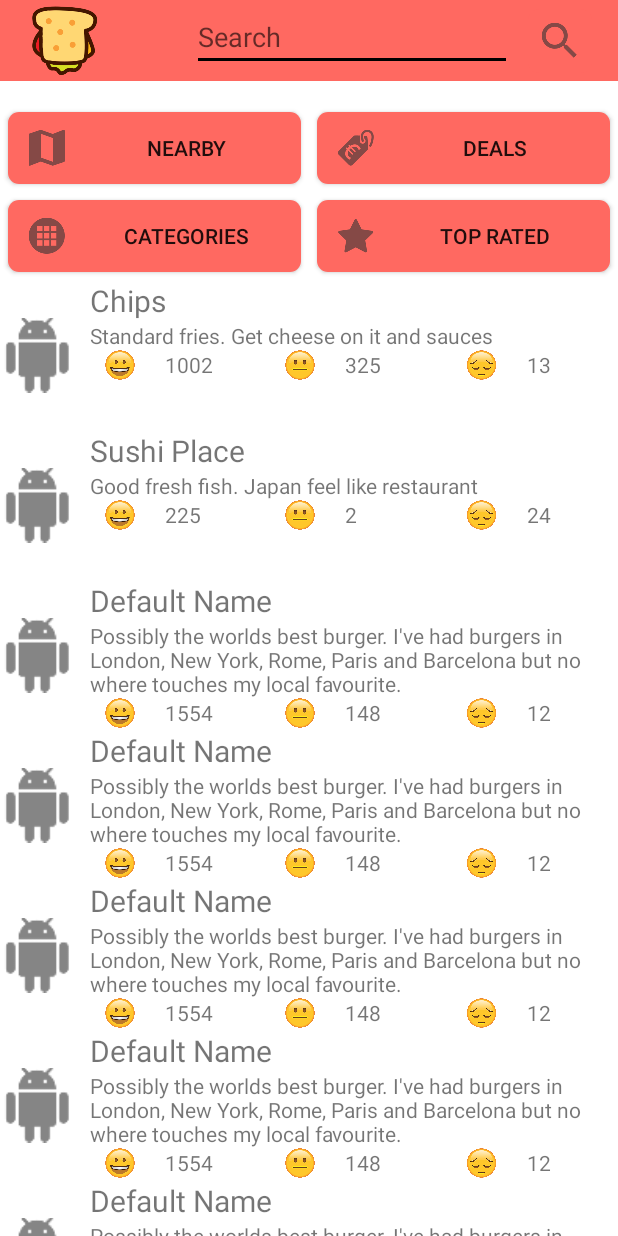
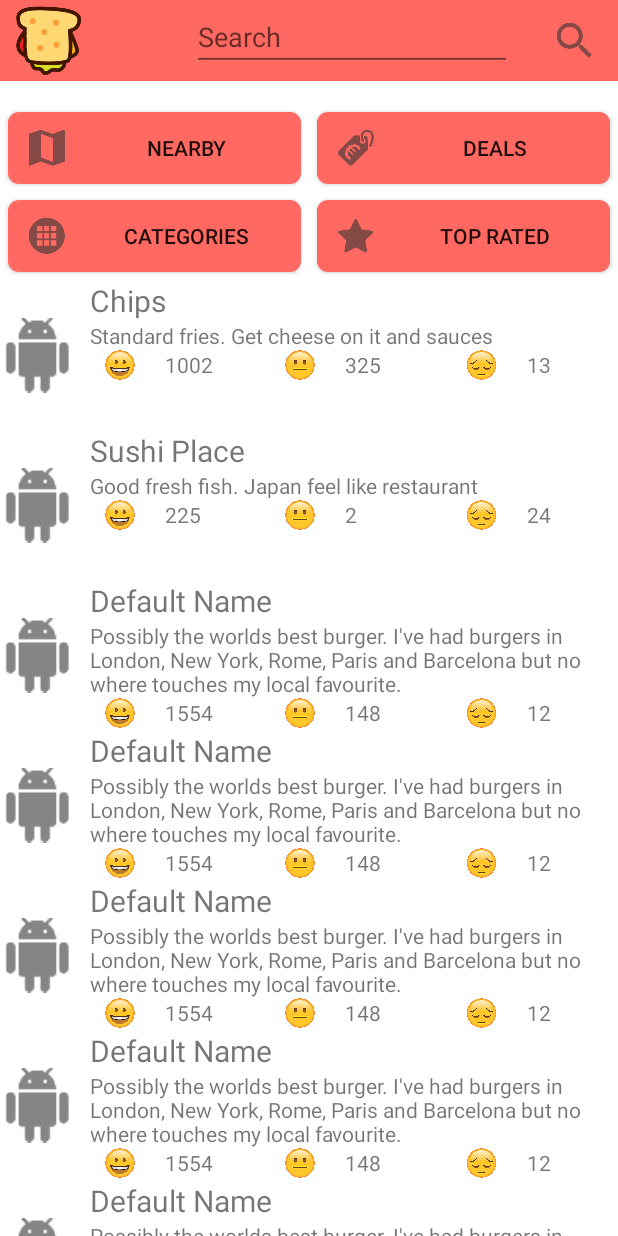
Before and after one commit to farrej10/3d5B_Project_V1, an Android app: the screen it shows after launch (HomeActivity), on a phone screen of 412 x 824 dp. Run offline under Robolectric (Android 15) with nearby library versions, the phone set to English and light mode, and no system bars.

Commit message:
Demo Ready

```diff
--- a/app/src/main/res/layout/activity_detailed_restaurant.xml
+++ b/app/src/main/res/layout/activity_detailed_restaurant.xml
@@ -80,7 +80,7 @@
         app:layout_constraintEnd_toStartOf="@+id/button5"
         app:layout_constraintLeft_toLeftOf="parent"
         app:layout_constraintTop_toBottomOf="@+id/homeBar"
-        app:srcCompat="@drawable/placeholder" />
+        android:src="@drawable/sushi" />
 
     <LinearLayout
         android:id="@+id/linearLayout2"
--- a/app/src/main/res/layout/activity_home.xml
+++ b/app/src/main/res/layout/activity_home.xml
@@ -16,7 +16,9 @@
         android:layout_marginBottom="5dp"
         android:background="@color/colorPrimary"
         android:orientation="vertical"
-        app:layout_constraintBottom_toTopOf="@+id/buttonBar">
+        app:layout_constraintBottom_toTopOf="@+id/buttonBar"
+        android:focusable="true"
+        android:focusableInTouchMode="true">
 
         <android.support.constraint.ConstraintLayout
             android:id="@+id/linearLayout"
@@ -36,11 +38,12 @@
                 android:scaleType="centerCrop"
                 android:scaleX="2.2"
                 android:scaleY="2.2"
+                android:src="@drawable/logonobackground"
                 app:layout_constraintBottom_toBottomOf="parent"
                 app:layout_constraintEnd_toStartOf="@+id/editText"
+                app:layout_constraintHorizontal_chainStyle="spread_inside"
                 app:layout_constraintStart_toStartOf="parent"
-                app:layout_constraintTop_toTopOf="parent"
-                android:src="@drawable/logonobackground" />
+                app:layout_constraintTop_toTopOf="parent" />
 
             <EditText
                 android:id="@+id/editText"
@@ -79,6 +82,8 @@
         android:paddingTop="15dp"
         app:layout_constraintRight_toLeftOf="parent"
         app:layout_constraintTop_toBottomOf="@id/homeBar">
+
+
 
         <LinearLayout
             android:layout_width="match_parent"
```
